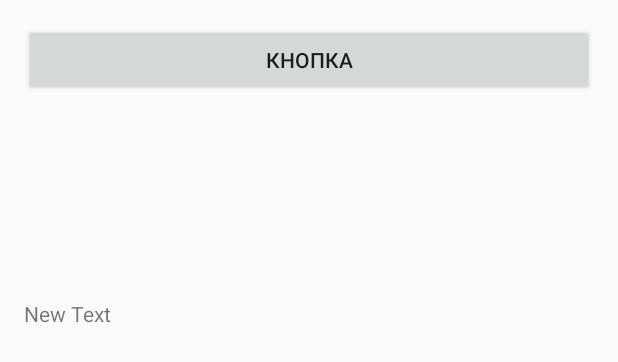
After one commit to Nikita081/BullsAndCows, an Android app: the layout activity_results.xml on its own in the app's theme, with its tools: preview values and no code run, on a phone screen of 412 x 824 dp. The commit adds this screen. Shown: the top 362 px of the screen. Run offline under Robolectric (Android 15) with nearby library versions, the phone set to English and light mode, and no system bars.

Commit message:
new activity Results

```diff
--- a/sourses/AndroidClient/app/src/main/res/layout/activity_main.xml
+++ b/sourses/AndroidClient/app/src/main/res/layout/activity_main.xml
@@ -22,7 +22,7 @@
         android:layout_width="110sp"
         android:layout_height="50sp"
         android:text="@string/button2"
-        android:id="@+id/button2"
+        android:id="@+id/btnResult"
         android:background="@color/connect_back"
         android:layout_below="@+id/btnActTwo"
         android:layout_marginTop="54dp"
--- /dev/null
+++ b/sourses/AndroidClient/app/src/main/res/layout/activity_results.xml
@@ -0,0 +1,27 @@
+<RelativeLayout xmlns:android="http://schemas.android.com/apk/res/android"
+    xmlns:tools="http://schemas.android.com/tools" android:layout_width="match_parent"
+    android:layout_height="match_parent" android:paddingLeft="@dimen/activity_horizontal_margin"
+    android:paddingRight="@dimen/activity_horizontal_margin"
+    android:paddingTop="@dimen/activity_vertical_margin"
+    android:paddingBottom="@dimen/activity_vertical_margin"
+    tools:context="com.fupm.skeb.androidclient.Results">
+
+    <Button
+        android:id="@+id/buttonCrowsCounter"
+        android:layout_width="match_parent"
+        android:layout_height="wrap_content"
+        android:onClick="onClick"
+        android:text="Кнопка" />
+
+    <TextView
+        android:layout_width="wrap_content"
+        android:layout_height="wrap_content"
+        android:text="New Text"
+        android:id="@+id/resultView"
+        android:layout_marginTop="183dp"
+        android:layout_alignParentLeft="true"
+        android:layout_alignParentStart="true"
+        android:layout_alignParentRight="true"
+        android:layout_alignParentEnd="true" />
+
+</RelativeLayout>
--- a/sourses/AndroidClient/app/src/main/res/values/strings.xml
+++ b/sourses/AndroidClient/app/src/main/res/values/strings.xml
@@ -2,7 +2,7 @@
     <string name="app_name">Bulls and Cows</string>
     <string name="hello">Welcome to Bulls and Cows!</string>
     <string name="action_settings">Settings</string>
-    <string name="button2">Button2</string>
+    <string name="button2">Results</string>
     <string name="email">email</string>
     <string name="password">password</string>
     <string name="message">Message</string>
@@ -22,6 +22,8 @@
     <string name="only4num">Please enter only 4 number!</string>
     <string name="compliment1">Поздравляем!\nВы отгадали число!</string>
     <string name="compliment2">ОК, я классный)</string>
+    <string name="connect">Это нужно убрать</string>
+    <string name="title_activity_results">Results</string>
 
-    <string name="connect">Это нужно убрать</string>
+    <string name="hello_world">Hello world!</string>
 </resources>
```
Also changed, not shown: sourses/AndroidClient/app/src/main/AndroidManifest.xml (+18 -9 lines), sourses/AndroidClient/app/src/main/java/com/fupm/skeb/androidclient/MainActivity.java (+18 -2 lines), sourses/AndroidClient/app/src/main/java/com/fupm/skeb/androidclient/Results.java (added, +54 -0 lines), sourses/AndroidClient/app/src/main/res/menu/menu_results.xml (added, +7 -0 lines).
